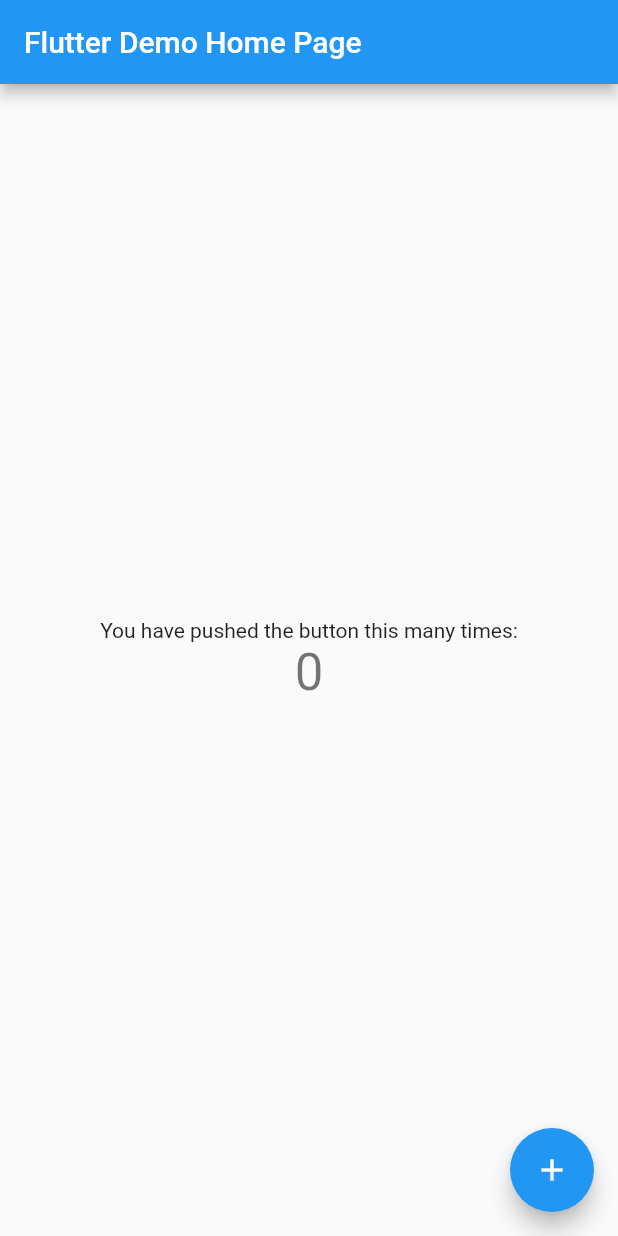
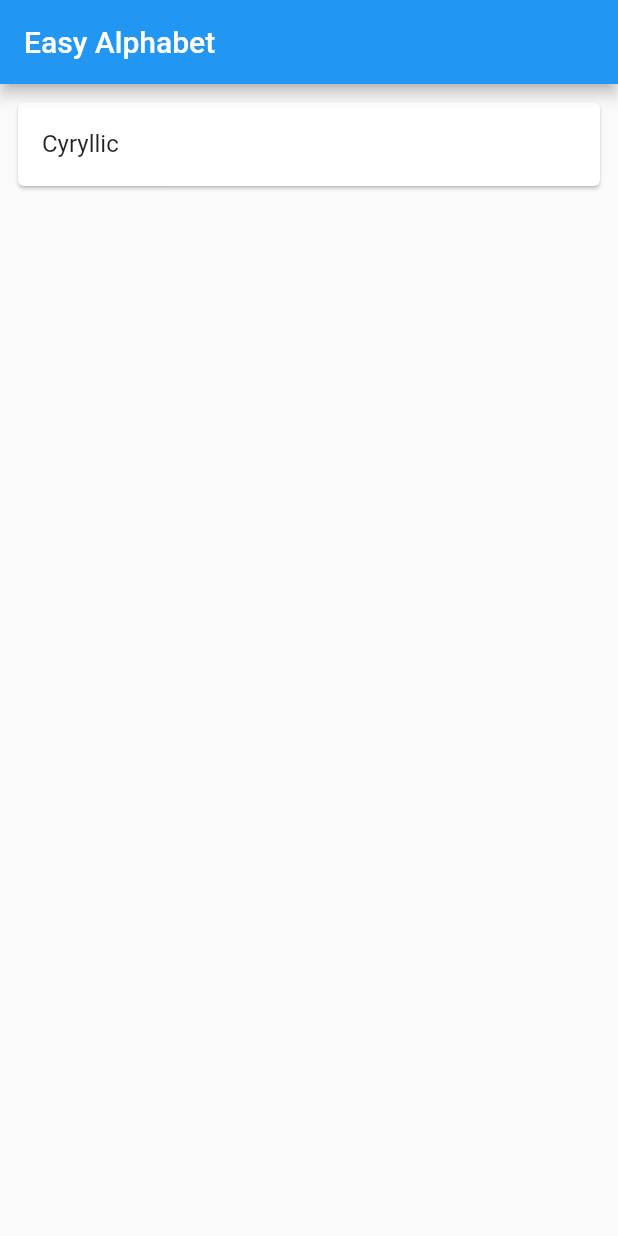
Before and after one commit to zh-qs/easy-alphabet, a Flutter app: the screen it shows after launch, on a phone screen of 412 x 824 dp. Run offline on Flutter 3.47's test engine with Material 2 defaults, Android fonts, the light colour scheme and no system bars; our stand-ins replace hive, hive_flutter, percent_indicator; accounts and stored records are empty.

Commit message:
primitive app skeleton

```diff
--- /dev/null
+++ b/lib/alphabets_view.dart
@@ -0,0 +1,31 @@
+import 'package:easy_alphabet/alphabet_dashboard.dart';
+import 'package:easy_alphabet/widgets/tappable_listtile_card.dart';
+import 'package:flutter/material.dart';
+import 'storage/word_storage.dart';
+
+class AlphabetsView extends StatelessWidget {
+  final WordStorage _storage = DummyWordStorage();
+
+  AlphabetsView({super.key});
+
+  @override
+  Widget build(BuildContext context) {
+    var items = _storage.listWordBanks();
+    return Scaffold(
+        appBar: AppBar(title: const Text('Easy Alphabet')),
+        body: ListView.builder(
+            padding: const EdgeInsets.all(8),
+            itemCount: items.length,
+            itemBuilder: (context, index) {
+              return TappableListTileCard(
+                  child: Text(items[index]),
+                  onTap: () {
+                    Navigator.push(
+                        context,
+                        MaterialPageRoute(
+                            builder: (context) =>
+                                AlphabetDashboard(items[index])));
+                  });
+            }));
+  }
+}
--- a/lib/main.dart
+++ b/lib/main.dart
@@ -1,6 +1,14 @@
+import 'package:easy_alphabet/alphabets_view.dart';
+import 'package:easy_alphabet/model/word.dart';
 import 'package:flutter/material.dart';
+import 'package:hive_flutter/hive_flutter.dart';
+import 'storage/word_storage.dart';
 
-void main() {
+void main() async {
+  WidgetsFlutterBinding.ensureInitialized();
+  await Hive.initFlutter();
+  Hive.registerAdapter(WordAdapter());
+  await Hive.openBox(LocalWordStorage.storageName);
   runApp(const MyApp());
 }
 
@@ -11,7 +19,7 @@
   @override
   Widget build(BuildContext context) {
     return MaterialApp(
-      title: 'Flutter Demo',
+      title: 'Easy Alphabet',
       theme: ThemeData(
         // This is the theme of your application.
         //
@@ -24,92 +32,7 @@
         // is not restarted.
         primarySwatch: Colors.blue,
       ),
-      home: const MyHomePage(title: 'Flutter Demo Home Page'),
+      home: AlphabetsView(),
     );
   }
 }
-
-class MyHomePage extends StatefulWidget {
-  const MyHomePage({super.key, required this.title});
-
-  // This widget is the home page of your application. It is stateful, meaning
-  // that it has a State object (defined below) that contains fields that affect
-  // how it looks.
-
-  // This class is the configuration for the state. It holds the values (in this
-  // case the title) provided by the parent (in this case the App widget) and
-  // used by the build method of the State. Fields in a Widget subclass are
-  // always marked "final".
-
-  final String title;
-
-  @override
-  State<MyHomePage> createState() => _MyHomePageState();
-}
-
-class _MyHomePageState extends State<MyHomePage> {
-  int _counter = 0;
-
-  void _incrementCounter() {
-    setState(() {
-      // This call to setState tells the Flutter framework that something has
-      // changed in this State, which causes it to rerun the build method below
-      // so that the display can reflect the updated values. If we changed
-      // _counter without calling setState(), then the build method would not be
-      // called again, and so nothing would appear to happen.
-      _counter++;
-    });
-  }
-
-  @override
-  Widget build(BuildContext context) {
-    // This method is rerun every time setState is called, for instance as done
-    // by the _incrementCounter method above.
-    //
-    // The Flutter framework has been optimized to make rerunning build methods
-    // fast, so that you can just rebuild anything that needs updating rather
-    // than having to individually change instances of widgets.
-    return Scaffold(
-      appBar: AppBar(
-        // Here we take the value from the MyHomePage object that was created by
-        // the App.build method, and use it to set our appbar title.
-        title: Text(widget.title),
-      ),
-      body: Center(
-        // Center is a layout widget. It takes a single child and positions it
-        // in the middle of the parent.
-        child: Column(
-          // Column is also a layout widget. It takes a list of children and
-          // arranges them vertically. By default, it sizes itself to fit its
-          // children horizontally, and tries to be as tall as its parent.
-          //
-          // Invoke "debug painting" (press "p" in the console, choose the
-          // "Toggle Debug Paint" action from the Flutter Inspector in Android
-          // Studio, or the "Toggle Debug Paint" command in Visual Studio Code)
-          // to see the wireframe for each widget.
-          //
-          // Column has various properties to control how it sizes itself and
-          // how it positions its children. Here we use mainAxisAlignment to
-          // center the children vertically; the main axis here is the vertical
-          // axis because Columns are vertical (the cross axis would be
-          // horizontal).
-          mainAxisAlignment: MainAxisAlignment.center,
-          children: <Widget>[
-            const Text(
-              'You have pushed the button this many times:',
-            ),
-            Text(
-              '$_counter',
-              style: Theme.of(context).textTheme.headline4,
-            ),
-          ],
-        ),
-      ),
-      floatingActionButton: FloatingActionButton(
-        onPressed: _incrementCounter,
-        tooltip: 'Increment',
-        child: const Icon(Icons.add),
-      ), // This trailing comma makes auto-formatting nicer for build methods.
-    );
-  }
-}
--- /dev/null
+++ b/lib/model/word.dart
@@ -0,0 +1,14 @@
+import 'package:hive/hive.dart';
+
+part 'word.g.dart';
+
+@HiveType(typeId: 0)
+class Word {
+  @HiveField(0)
+  String latin;
+
+  @HiveField(1)
+  String foreign;
+
+  Word(this.latin, this.foreign);
+}
--- /dev/null
+++ b/lib/storage/word_storage.dart
@@ -0,0 +1,69 @@
+import '../model/word.dart';
+import 'package:hive/hive.dart';
+
+abstract class WordStorage {
+  List<String> listWordBanks();
+  List<Word> getWordBank(String name);
+  void addWordBank(String name, List<Word> contents);
+}
+
+class DummyWordStorage implements WordStorage {
+  Map<String, List<Word>> storage = {
+    'Cyryllic': [Word('pożałujsta', 'Пожалуйста'), Word('da', 'Да')]
+  };
+
+  @override
+  void addWordBank(String name, List<Word> contents) {
+    if (storage.containsKey(name)) {
+      throw ArgumentError('Word Bank `$name` already exists');
+    }
+
+    storage.putIfAbsent(name, () => contents);
+  }
+
+  @override
+  List<Word> getWordBank(String name) {
+    if (!storage.containsKey(name)) {
+      throw ArgumentError('Word Bank `$name` doesn\'t exist');
+    }
+
+    return storage[name]!;
+  }
+
+  @override
+  List<String> listWordBanks() {
+    return List.from(storage.keys);
+  }
+}
+
+class LocalWordStorage implements WordStorage {
+  static const storageName = 'wordLists';
+
+  @override
+  void addWordBank(String name, List<Word> contents) {
+    var box = Hive.box(storageName);
+
+    if (box.containsKey(name)) {
+      throw ArgumentError('Word Bank `$name` already exists');
+    }
+
+    box.put(name, contents);
+  }
+
+  @override
+  List<Word> getWordBank(String name) {
+    var box = Hive.box(storageName);
+
+    if (!box.containsKey(name)) {
+      throw ArgumentError('Word Bank `$name` doesn\'t exist');
+    }
+
+    return box.get(name);
+  }
+
+  @override
+  List<String> listWordBanks() {
+    var box = Hive.box(storageName);
+    return List.from(box.keys);
+  }
+}
--- /dev/null
+++ b/lib/widgets/tappable_listtile_card.dart
@@ -0,0 +1,20 @@
+import 'package:flutter/material.dart';
+
+class TappableListTileCard extends StatelessWidget {
+  final Widget? child;
+  final GestureTapCallback? onTap;
+
+  const TappableListTileCard({super.key, this.child, this.onTap});
+
+  @override
+  Widget build(BuildContext context) {
+    return Card(
+      child: InkWell(
+        onTap: onTap,
+        child: ListTile(
+          title: child,
+        ),
+      ),
+    );
+  }
+}
--- a/pubspec.yaml
+++ b/pubspec.yaml
@@ -36,6 +36,11 @@
   # The following adds the Cupertino Icons font to your application.
   # Use with the CupertinoIcons class for iOS style icons.
   cupertino_icons: ^1.0.2
+  hive: ^2.2.3
+  hive_flutter: ^1.1.0
+  hive_generator: ^1.1.3
+  build_runner: ^2.2.1
+  percent_indicator: ^4.2.2
 
 dev_dependencies:
   flutter_test:
```
Also changed, not shown: lib/alphabet_dashboard.dart (added, +108 -0 lines), lib/model/word.g.dart (added), 3 other files.
